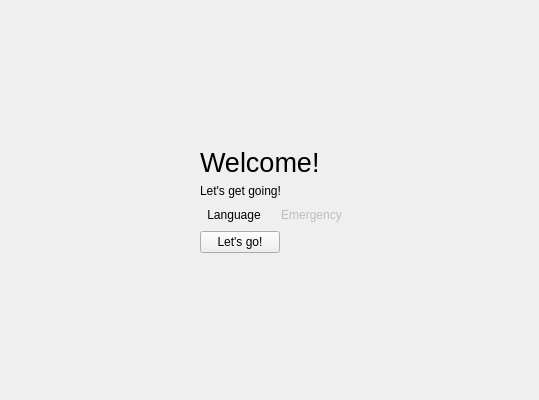
Above: installer/pages/welcomepage.ui from theCheeseboard/scallop before the change. Below: the same form after it.
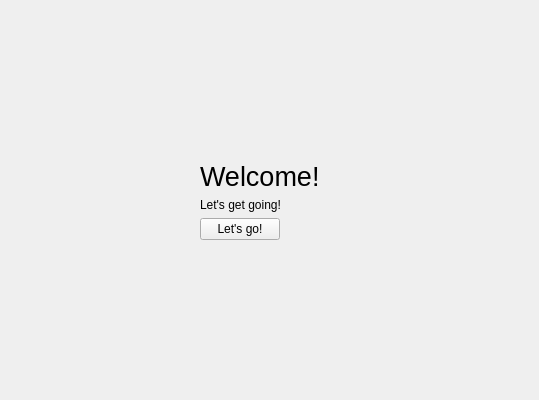
That is the form after the change. Icons and pictures are not drawn.

What changed in the file:
```diff
--- a/installer/pages/welcomepage.ui
+++ b/installer/pages/welcomepage.ui
@@ -49,72 +49,6 @@
      </property>
     </widget>
    </item>
-   <item>
-    <layout class="QHBoxLayout" name="horizontalLayout_5">
-     <item>
-      <widget class="QToolButton" name="languageButton_3">
-       <property name="text">
-        <string>Language</string>
-       </property>
-       <property name="icon">
-        <iconset theme="preferences-system-locale">
-         <normaloff>../../../thedesk/desktop/onboarding</normaloff>../../../thedesk/desktop/onboarding</iconset>
-       </property>
-       <property name="iconSize">
-        <size>
-         <width>32</width>
-         <height>32</height>
-        </size>
-       </property>
-       <property name="toolButtonStyle">
-        <enum>Qt::ToolButtonTextUnderIcon</enum>
-       </property>
-       <property name="autoRaise">
-        <bool>true</bool>
-       </property>
-      </widget>
-     </item>
-     <item>
-      <widget class="QToolButton" name="emergencyButton_3">
-       <property name="enabled">
-        <bool>false</bool>
-       </property>
-       <property name="text">
-        <string>Emergency</string>
-       </property>
-       <property name="icon">
-        <iconset theme="call-start">
-         <normaloff>../../../thedesk/desktop/onboarding</normaloff>../../../thedesk/desktop/onboarding</iconset>
-       </property>
-       <property name="iconSize">
-        <size>
-         <width>32</width>
-         <height>32</height>
-        </size>
-       </property>
-       <property name="toolButtonStyle">
-        <enum>Qt::ToolButtonTextUnderIcon</enum>
-       </property>
-       <property name="autoRaise">
-        <bool>true</bool>
-       </property>
-      </widget>
-     </item>
-     <item>
-      <spacer name="horizontalSpacer_5">
-       <property name="orientation">
-        <enum>Qt::Horizontal</enum>
-       </property>
-       <property name="sizeHint" stdset="0">
-        <size>
-         <width>40</width>
-         <height>20</height>
-        </size>
-       </property>
-      </spacer>
-     </item>
-    </layout>
-   </item>
    <item>
     <layout class="QHBoxLayout" name="horizontalLayout_6">
      <item>
```
Left out of the diff: 2 changed lines with no effect on the pictures.
